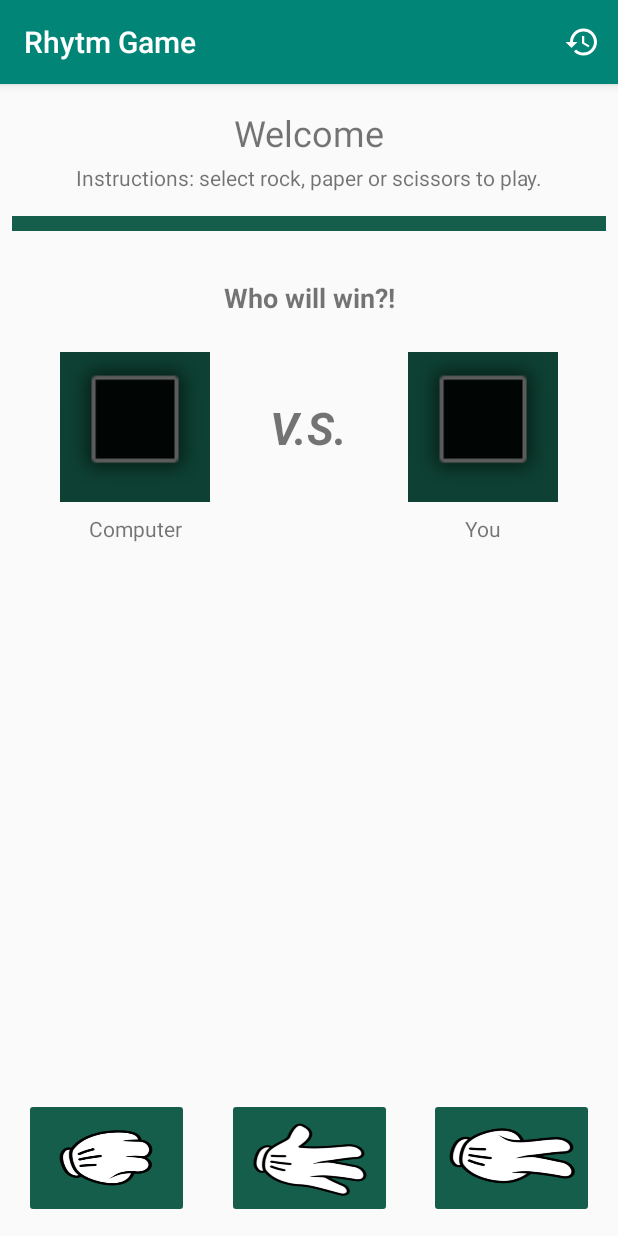
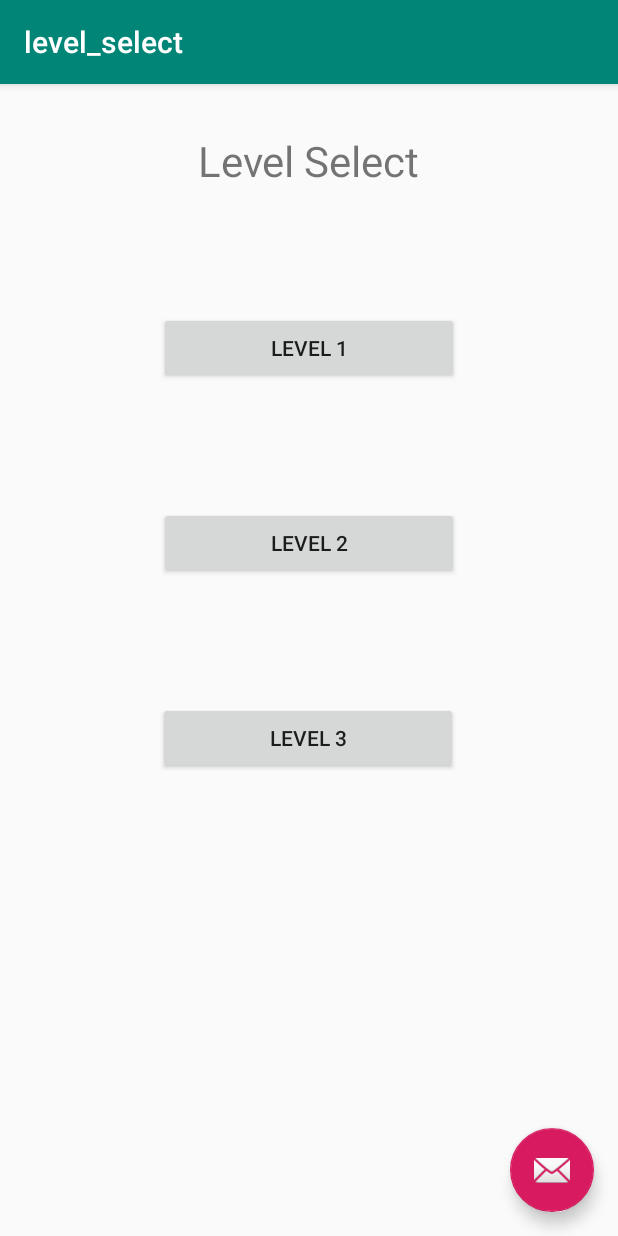
Before and after one commit to Winningtopas/IndividualAssignment, an Android app: the screen it shows after launch (MainActivity before the commit, LevelSelect after it), after a tap on "PLAY", on a phone screen of 412 x 824 dp. Run offline under Robolectric (Android 15) with nearby library versions, the phone set to English and light mode, and no system bars.

```diff
--- a/app/src/main/AndroidManifest.xml
+++ b/app/src/main/AndroidManifest.xml
@@ -10,7 +10,7 @@
         android:supportsRtl="true"
         android:theme="@style/AppTheme">
         <activity
-            android:name=".level_select"
+            android:name=".LevelSelect"
             android:label="@string/title_activity_level_select"
             android:theme="@style/AppTheme.NoActionBar"></activity>
         <activity
--- /dev/null
+++ b/app/src/main/java/com/example/shoppinglistkotlin/LevelSelect.kt
@@ -0,0 +1,43 @@
+package com.example.shoppinglistkotlin
+
+import android.content.Intent
+import android.os.Bundle
+import com.google.android.material.snackbar.Snackbar
+import androidx.appcompat.app.AppCompatActivity
+
+import kotlinx.android.synthetic.main.activity_level_select.*
+import kotlinx.android.synthetic.main.content_level_select.*
+
+class LevelSelect : AppCompatActivity() {
+
+    override fun onCreate(savedInstanceState: Bundle?) {
+        super.onCreate(savedInstanceState)
+        setContentView(R.layout.activity_level_select)
+        setSupportActionBar(toolbar)
+
+        fab.setOnClickListener { view ->
+            Snackbar.make(view, "Replace with your own action", Snackbar.LENGTH_LONG)
+                .setAction("Action", null).show()
+        }
+        initViews()
+    }
+
+    private fun initViews() {
+        btnLevel1.setOnClickListener { onLevel1Click() }
+        btnLevel2.setOnClickListener { onLevel2Click() }
+        btnLevel3.setOnClickListener { onLevel3Click() }
+    }
+
+    private fun onLevel1Click(){
+        startActivity(Intent(this, MainActivity::class.java))
+    }
+
+    private fun onLevel2Click(){
+        startActivity(Intent(this, MainActivity::class.java))
+    }
+
+    private fun onLevel3Click(){
+        startActivity(Intent(this, MainActivity::class.java))
+    }
+
+}
--- a/app/src/main/java/com/example/shoppinglistkotlin/TitleScreen.kt
+++ b/app/src/main/java/com/example/shoppinglistkotlin/TitleScreen.kt
@@ -16,6 +16,7 @@ class TitleScreen : AppCompatActivity() {
         super.onCreate(savedInstanceState)
         setContentView(R.layout.activity_title_screen)
         setSupportActionBar(toolbar)
+        supportActionBar?.title = "Rhytm Game"
 
         fab.setOnClickListener { view ->
             Snackbar.make(view, "Replace with your own action", Snackbar.LENGTH_LONG)
@@ -34,11 +35,11 @@ class TitleScreen : AppCompatActivity() {
     }
 
     private fun onPlayClick(){
-        startActivity(Intent(this, MainActivity::class.java))
+        startActivity(Intent(this, LevelSelect::class.java))
     }
 
     private fun onShopClick(){
-        startActivity(Intent(this, MainActivity::class.java))
+
     }
 
     private fun onHowToPlayClick(){
--- a/app/src/main/res/layout/activity_level_select.xml
+++ b/app/src/main/res/layout/activity_level_select.xml
@@ -4,7 +4,7 @@
     xmlns:tools="http://schemas.android.com/tools"
     android:layout_width="match_parent"
     android:layout_height="match_parent"
-    tools:context=".level_select">
+    tools:context=".LevelSelect">
 
     <com.google.android.material.appbar.AppBarLayout
         android:layout_width="match_parent"
--- a/app/src/main/res/layout/content_level_select.xml
+++ b/app/src/main/res/layout/content_level_select.xml
@@ -5,7 +5,79 @@
     android:layout_width="match_parent"
     android:layout_height="match_parent"
     app:layout_behavior="@string/appbar_scrolling_view_behavior"
-    tools:context=".level_select"
+    tools:context=".LevelSelect"
     tools:showIn="@layout/activity_level_select">
 
+    <TextView
+        android:id="@+id/title"
+        android:layout_width="wrap_content"
+        android:layout_height="wrap_content"
+        android:layout_marginTop="32dp"
+        android:text="Level Select"
+        android:textSize="28sp"
+        app:layout_constraintEnd_toEndOf="parent"
+        app:layout_constraintStart_toStartOf="parent"
+        app:layout_constraintTop_toTopOf="parent" />
+
+    <Button
+        android:id="@+id/btnLevel1"
+        android:layout_width="200dp"
+        android:layout_height="wrap_content"
+        android:text="Level 1"
+        app:layout_constraintEnd_toEndOf="parent"
+        app:layout_constraintStart_toStartOf="parent"
+        app:layout_constraintTop_toBottomOf="@+id/imageView" />
+
+    <ImageView
+        android:id="@+id/imageView"
+        android:layout_width="300dp"
+        android:layout_height="50dp"
+        android:layout_marginTop="32dp"
+        app:layout_constraintEnd_toEndOf="parent"
+        app:layout_constraintHorizontal_bias="0.504"
+        app:layout_constraintStart_toStartOf="parent"
+        app:layout_constraintTop_toBottomOf="@+id/title"
+        tools:srcCompat="@tools:sample/avatars" />
+
+    <ImageView
+        android:id="@+id/imageView2"
+        android:layout_width="300dp"
+        android:layout_height="50dp"
+        android:layout_marginTop="32dp"
+        app:layout_constraintEnd_toEndOf="parent"
+        app:layout_constraintStart_toStartOf="parent"
+        app:layout_constraintTop_toBottomOf="@+id/btnLevel1"
+        tools:srcCompat="@tools:sample/avatars" />
+
+    <Button
+        android:id="@+id/btnLevel2"
+        android:layout_width="200dp"
+        android:layout_height="wrap_content"
+        android:text="Level 2"
+        app:layout_constraintEnd_toEndOf="parent"
+        app:layout_constraintStart_toStartOf="parent"
+        app:layout_constraintTop_toBottomOf="@+id/imageView2" />
+
+    <ImageView
+        android:id="@+id/imageView3"
+        android:layout_width="300dp"
+        android:layout_height="50dp"
+        android:layout_marginTop="32dp"
+        app:layout_constraintEnd_toEndOf="parent"
+        app:layout_constraintHorizontal_bias="0.495"
+        app:layout_constraintStart_toStartOf="parent"
+        app:layout_constraintTop_toBottomOf="@+id/btnLevel2"
+        tools:srcCompat="@tools:sample/avatars" />
+
+    <Button
+        android:id="@+id/btnLevel3"
+        android:layout_width="200dp"
+        android:layout_height="wrap_content"
+        android:text="Level 3"
+        app:layout_constraintEnd_toEndOf="parent"
+        app:layout_constraintHorizontal_bias="0.497"
+        app:layout_constraintStart_toStartOf="parent"
+        app:layout_constraintTop_toBottomOf="@+id/imageView3" />
+
+
 </androidx.constraintlayout.widget.ConstraintLayout>
--- a/app/src/main/res/values/strings.xml
+++ b/app/src/main/res/values/strings.xml
@@ -13,4 +13,5 @@
     <string name="date">Date</string>
     <string name="title_activity_title_screen">title_screen</string>
     <string name="title_activity_level_select">level_select</string>
+    <string name="score">Score</string>
 </resources>
```
Also changed, not shown: app/src/main/java/com/example/shoppinglistkotlin/MainActivity.kt (+64 -5 lines), app/src/main/java/com/example/shoppinglistkotlin/level_select.kt (deleted, +0 -22 lines), app/src/main/res/layout/content_main.xml (+10 -0 lines), 1 other file.
